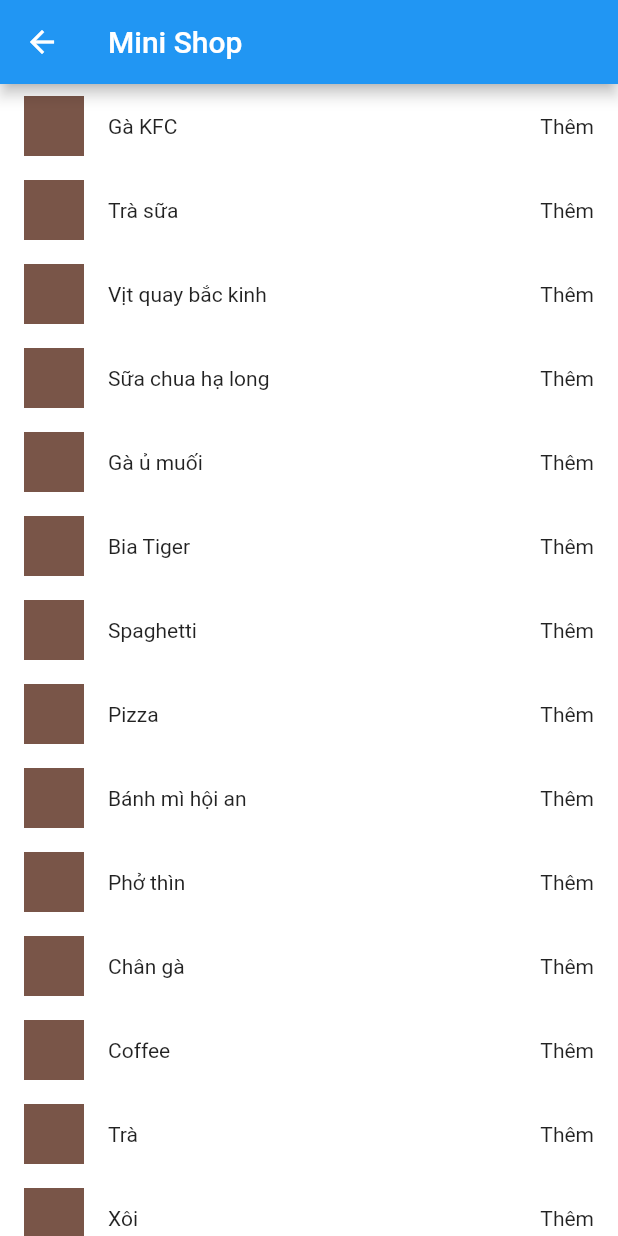
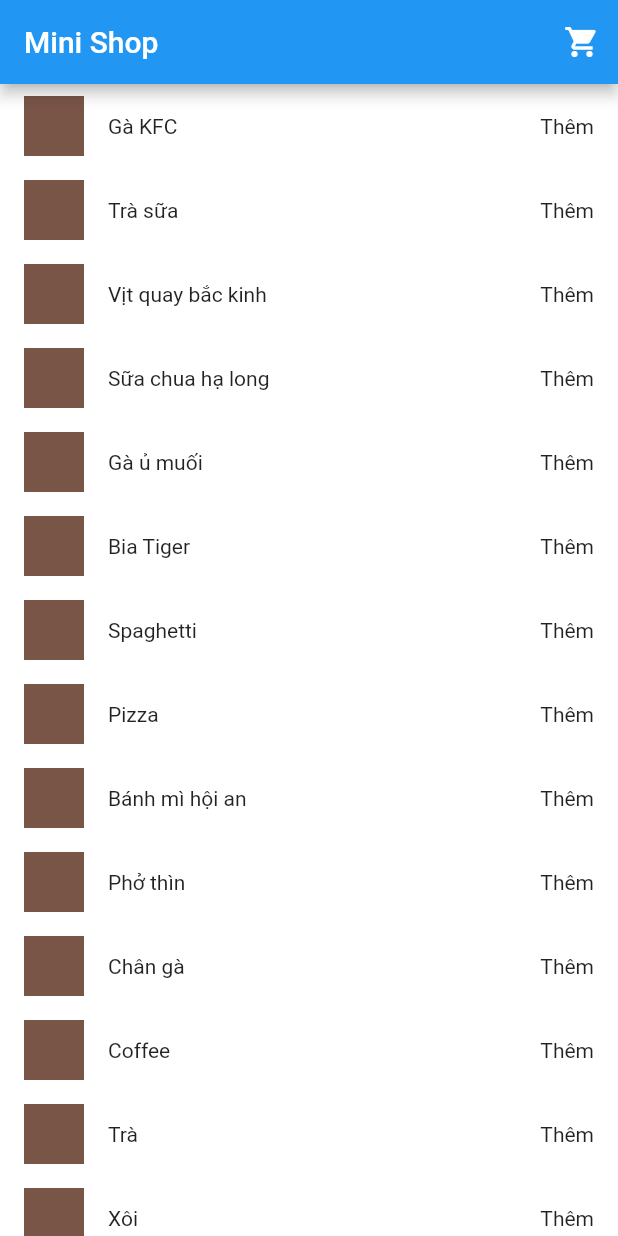
Before and after one commit to quynhntph04960/tech_master, a Flutter app: the MiniShopPage screen opened directly, on a phone screen of 412 x 824 dp. Run offline on Flutter 3.47's test engine with Material 2 defaults, Android fonts, the phone set to English and light mode, and no system bars; our stand-ins replace flutter_bloc, shared_preferences; missing offline and left inert: shared_preferences_web; accounts and stored records are empty.

Commit message:
commit btvn 12 3

```diff
--- a/lib/btvn/buoi12/mini_shop_page.dart
+++ b/lib/btvn/buoi12/mini_shop_page.dart
@@ -27,6 +27,12 @@ class _MiniShopPageState extends State<MiniShopPage> {
     return Scaffold(
       appBar: AppBar(
         title: const Text("Mini Shop"),
+        actions: [
+          IconButton(
+            onPressed: () => _provider.nextPage(context),
+            icon: const Icon(Icons.local_grocery_store, color: Colors.white),
+          )
+        ],
       ),
       body: ChangeNotifierProvider.value(
         value: _provider.notifierProvider,
--- a/lib/main.dart
+++ b/lib/main.dart
@@ -1,5 +1,6 @@
-import 'package:btvn_techmaster/mua_hang/page/home/home_page.dart';
 import 'package:flutter/material.dart';
+
+import 'btvn/buoi12/mini_shop_page.dart';
 
 void main() {
   runApp(const MyApp());
@@ -28,7 +29,7 @@ class MyApp extends StatelessWidget {
       ),
       // themeMode: ThemeMode.dark,
       navigatorKey: keyMaterial,
-      home: const HomePage(),
+      home: const MiniShopPage(),
     );
   }
 }
```
Also changed, not shown: lib/btvn/buoi12/mini_shop_provider.dart (+11 -0 lines).
